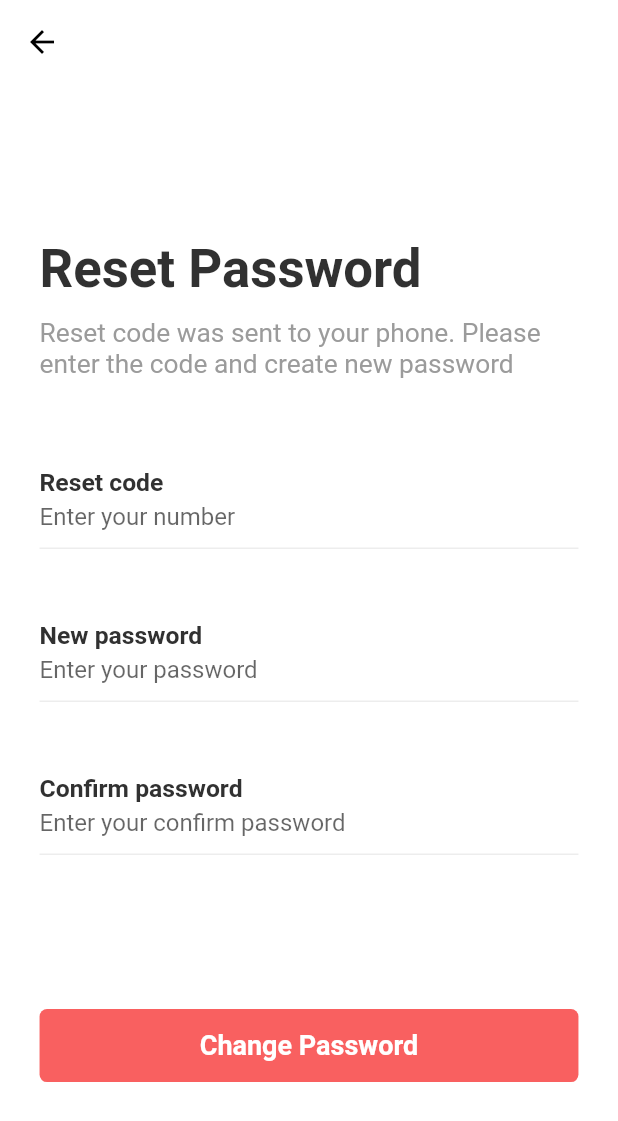
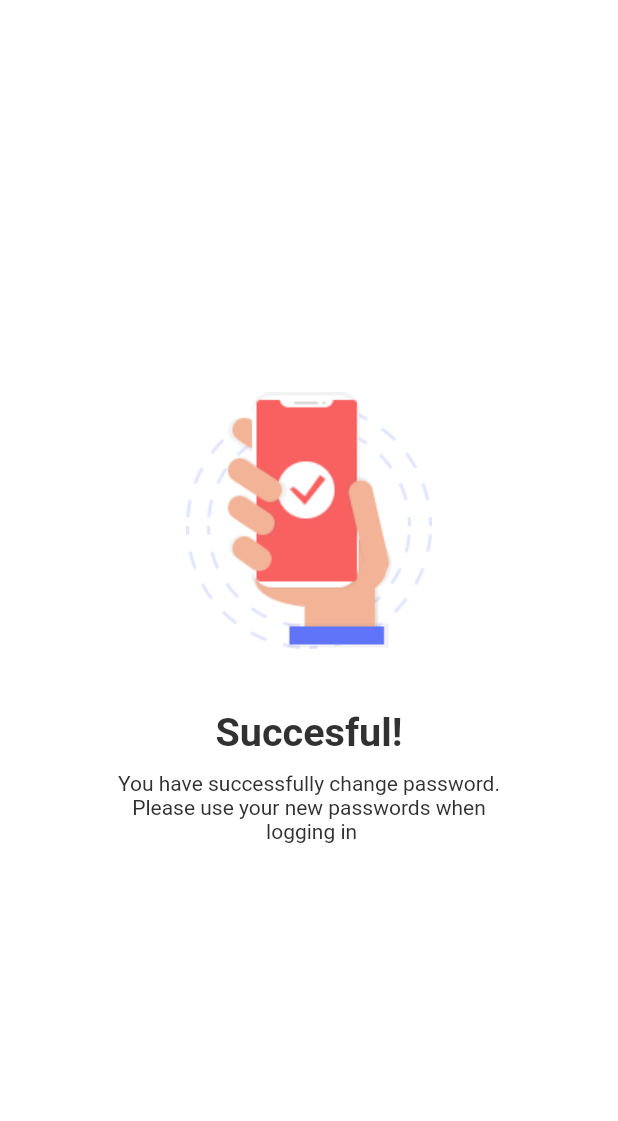
Before and after one commit to TranNhi27/TodoList, a Flutter app: the ResetPasswordScreen screen opened by its route, after a tap on "Change Password", on a phone screen of 412 x 824 dp. Shown: the top 1121 px of the screen. Run offline on Flutter 3.47's test engine with Material 2 defaults, Android fonts, the phone set to English and light mode, and no system bars; our stand-ins replace flutter_slidable, flutter_svg, flutter_typeahead, persistent_bottom_nav_bar, table_calendar; missing offline and left inert: flutter_custom_dialog.

Commit message:
Add screen successful after reset password

```diff
--- a/lib/routes.dart
+++ b/lib/routes.dart
@@ -12,6 +12,7 @@ import 'package:todo_list_app/screens/walkthrough/walkthrough_screen.dart';
 import 'package:todo_list_app/screens/work_list/work_list_screen.dart';
 import 'package:todo_list_app/screens/forgot_password/forgot_password_screen.dart';
 import 'package:todo_list_app/screens/reset_password/reset_password_screen.dart';
+import 'package:todo_list_app/screens/changed_pass_successfully/success_screen.dart';
 
 final Map<String, WidgetBuilder> routes = {
   LogoScreen.routeName: (context) => LogoScreen(),
@@ -27,4 +28,5 @@ final Map<String, WidgetBuilder> routes = {
   CustomBotNavBar.routeName: (context) => CustomBotNavBar(),
   ForgotPasswordScreen.routeName: (context) => ForgotPasswordScreen(),
   ResetPasswordScreen.routeName: (context) => ResetPasswordScreen(),
+  SuccessScreen.routeName: (context) => SuccessScreen(),
 };
--- /dev/null
+++ b/lib/screens/changed_pass_successfully/components/body.dart
@@ -0,0 +1,28 @@
+import 'package:flutter/material.dart';
+import 'package:todo_list_app/constants.dart';
+import 'package:todo_list_app/size_config.dart';
+
+class Body extends StatelessWidget {
+  const Body({Key? key}) : super(key: key);
+
+  @override
+  Widget build(BuildContext context) {
+    return SizedBox(
+      width: double.infinity,
+      child: Column(
+        mainAxisAlignment: MainAxisAlignment.center,
+        children: [
+          Image.asset('assets/images/confirmed.png'),
+          SizedBox(height: getProportionateScreenHeight(40),),
+          Text('Succesful!',
+            style: headingStyle,
+          ),
+          SizedBox(height: getProportionateScreenHeight(10),),
+          Text('You have successfully change password.\nPlease use your new passwords when\n logging in',
+            textAlign: TextAlign.center,
+          ),
+        ],
+      ),
+    );
+  }
+}
--- /dev/null
+++ b/lib/screens/changed_pass_successfully/success_screen.dart
@@ -0,0 +1,13 @@
+import 'package:flutter/material.dart';
+import 'components/body.dart';
+
+class SuccessScreen extends StatelessWidget {
+  const SuccessScreen({Key? key}) : super(key: key);
+  static String routeName = '/success';
+  @override
+  Widget build(BuildContext context) {
+    return Scaffold(
+      body: Body(),
+    );
+  }
+}
--- a/lib/screens/reset_password/components/body.dart
+++ b/lib/screens/reset_password/components/body.dart
@@ -1,7 +1,7 @@
 import 'package:flutter/material.dart';
 import 'package:todo_list_app/components/default_text_button.dart';
 import 'package:todo_list_app/components/title_with_detail.dart';
-// import 'package:todo_list_app/screens/changed_pass_successfully/success_screen.dart';
+import 'package:todo_list_app/screens/changed_pass_successfully/success_screen.dart';
 import 'package:todo_list_app/screens/reset_password/components/reset_password_form.dart';
 import 'package:todo_list_app/size_config.dart';
 
@@ -21,7 +21,7 @@ class Body extends StatelessWidget {
           ResetPasswordForm(),
           Spacer(flex: 2,),
           DefaultTextButton(text: 'Change Password', press: () {
-            // Navigator.pushNamed(context, SuccessScreen.routeName);
+            Navigator.pushNamed(context, SuccessScreen.routeName);
           }),
           Spacer(flex: 2,),
         ],
```
